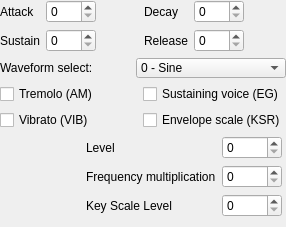
Before: the Qt Designer form src/operator_editor.ui in Wohlstand/OPL3BankEditor, drawn with Qt 5.
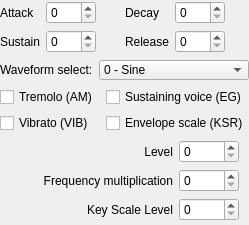
After: the same form once the commit is applied. Icons and pictures are not drawn.

Commit message: Better align labels at FMult/Level/KSL fields #161

```diff
--- a/src/operator_editor.ui
+++ b/src/operator_editor.ui
@@ -6,8 +6,8 @@
    <rect>
     <x>0</x>
     <y>0</y>
-    <width>286</width>
-    <height>227</height>
+    <width>243</width>
+    <height>225</height>
    </rect>
   </property>
   <property name="windowTitle">
@@ -382,13 +382,10 @@
     </layout>
    </item>
    <item>
-    <layout class="QFormLayout" name="formLayout_2">
+    <layout class="QGridLayout" name="gridLayout">
      <property name="sizeConstraint">
       <enum>QLayout::SetMinimumSize</enum>
      </property>
-     <property name="formAlignment">
-      <set>Qt::AlignRight|Qt::AlignTop|Qt::AlignTrailing</set>
-     </property>
      <property name="leftMargin">
       <number>0</number>
      </property>
@@ -403,6 +400,9 @@
        <property name="text">
         <string>Level</string>
        </property>
+       <property name="alignment">
+        <set>Qt::AlignRight|Qt::AlignTrailing|Qt::AlignVCenter</set>
+       </property>
       </widget>
      </item>
      <item row="0" column="1">
@@ -444,6 +444,9 @@
        <property name="text">
         <string>Frequency multiplication</string>
        </property>
+       <property name="alignment">
+        <set>Qt::AlignRight|Qt::AlignTrailing|Qt::AlignVCenter</set>
+       </property>
       </widget>
      </item>
      <item row="1" column="1">
@@ -485,6 +488,9 @@
        <property name="text">
         <string>Key Scale Level</string>
        </property>
+       <property name="alignment">
+        <set>Qt::AlignRight|Qt::AlignTrailing|Qt::AlignVCenter</set>
+       </property>
       </widget>
      </item>
      <item row="2" column="1">
```
